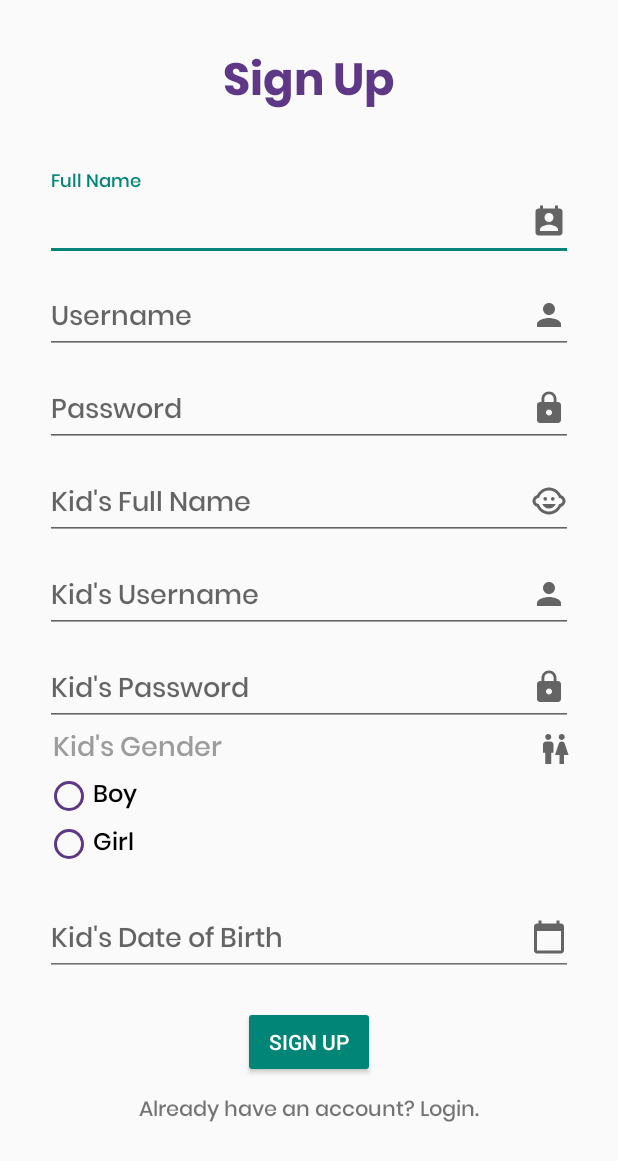
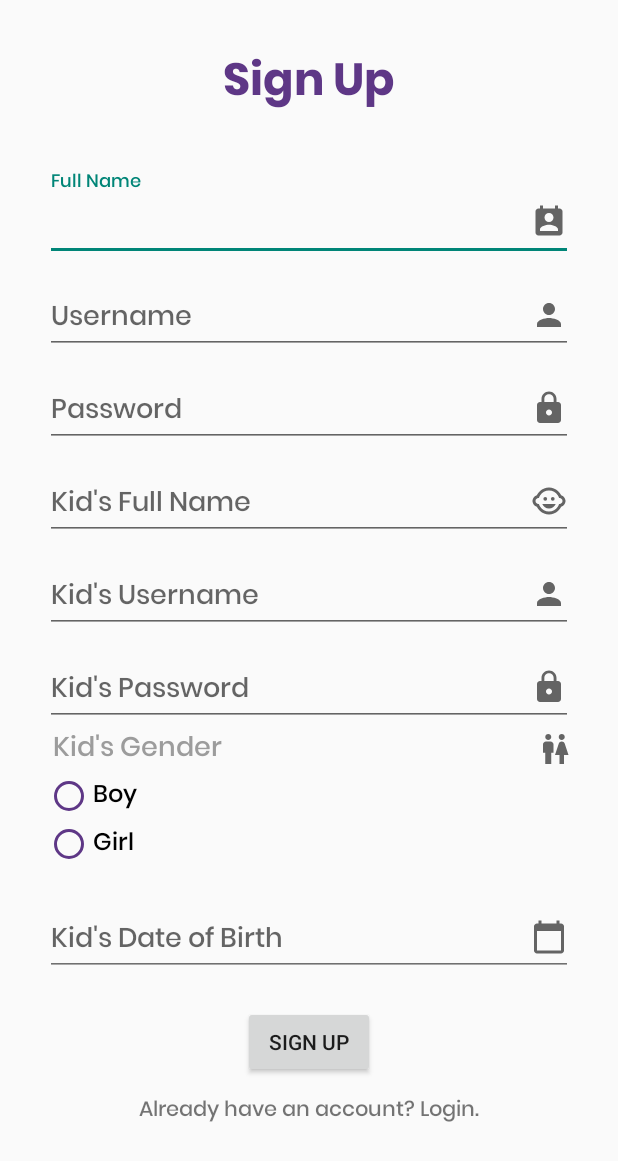
Before and after one commit to meiliverani/kiddo_app, an Android app: the SignUp screen opened directly, with no data from a screen before it, on a phone screen of 412 x 824 dp. Shown: the top 1161 px of the screen. Run offline under Robolectric (Android 15) with nearby library versions, the phone set to English and light mode, and no system bars; libraries missing offline, so code that uses them is left out: com.vishnusivadas.advanced_httpurlconnection.

Commit message:
final commit

```diff
--- a/app/src/main/res/layout/activity_login.xml
+++ b/app/src/main/res/layout/activity_login.xml
@@ -60,12 +60,13 @@
 
             <com.google.android.material.textfield.TextInputEditText
                 android:id="@+id/username"
-                android:inputType="textPersonName"
                 android:layout_width="match_parent"
                 android:layout_height="wrap_content"
                 android:drawableEnd="@drawable/ic_profile"
                 android:drawableRight="@drawable/ic_profile"
                 android:fontFamily="@font/poppinsmedium"
+                android:inputType="textPersonName"
+                android:backgroundTint="@color/colorPrimary"
                 tools:targetApi="jelly_bean" />
         </com.google.android.material.textfield.TextInputLayout>
 
@@ -84,6 +85,7 @@
                 android:inputType="textPassword"
                 android:layout_width="match_parent"
                 android:layout_height="wrap_content"
+                android:textColorHint="@color/colorPrimary"
                 android:drawableEnd="@drawable/ic_password"
                 android:drawableRight="@drawable/ic_password"
                 android:fontFamily="@font/poppinsmedium"
@@ -101,7 +103,6 @@
 
         <Button
             android:id="@+id/buttonLogin"
-            style="@style/Widget.AppCompat.Button.Colored"
             android:layout_width="wrap_content"
             android:layout_height="wrap_content"
             android:layout_marginTop="10dp"
--- a/app/src/main/res/layout/activity_sign_up.xml
+++ b/app/src/main/res/layout/activity_sign_up.xml
@@ -50,6 +50,7 @@
                 android:drawableEnd="@drawable/ic_name"
                 android:inputType="textPersonName"
                 android:drawableRight="@drawable/ic_name"
+                android:textColorHint="@color/colorPrimary"
                 android:fontFamily="@font/poppinsmedium"
                 tools:targetApi="jelly_bean" />
         </com.google.android.material.textfield.TextInputLayout>
@@ -73,6 +74,7 @@
                 android:layout_height="wrap_content"
                 android:drawableEnd="@drawable/ic_profile"
                 android:drawableRight="@drawable/ic_profile"
+                android:textColorHint="@color/colorPrimary"
                 android:fontFamily="@font/poppinsmedium"
                 tools:targetApi="jelly_bean" />
         </com.google.android.material.textfield.TextInputLayout>
@@ -261,7 +263,6 @@
 
         <Button
             android:id="@+id/buttonSignUp"
-            style="@style/Widget.AppCompat.Button.Colored"
             android:layout_width="wrap_content"
             android:layout_height="wrap_content"
             android:layout_marginTop="10dp"
```
